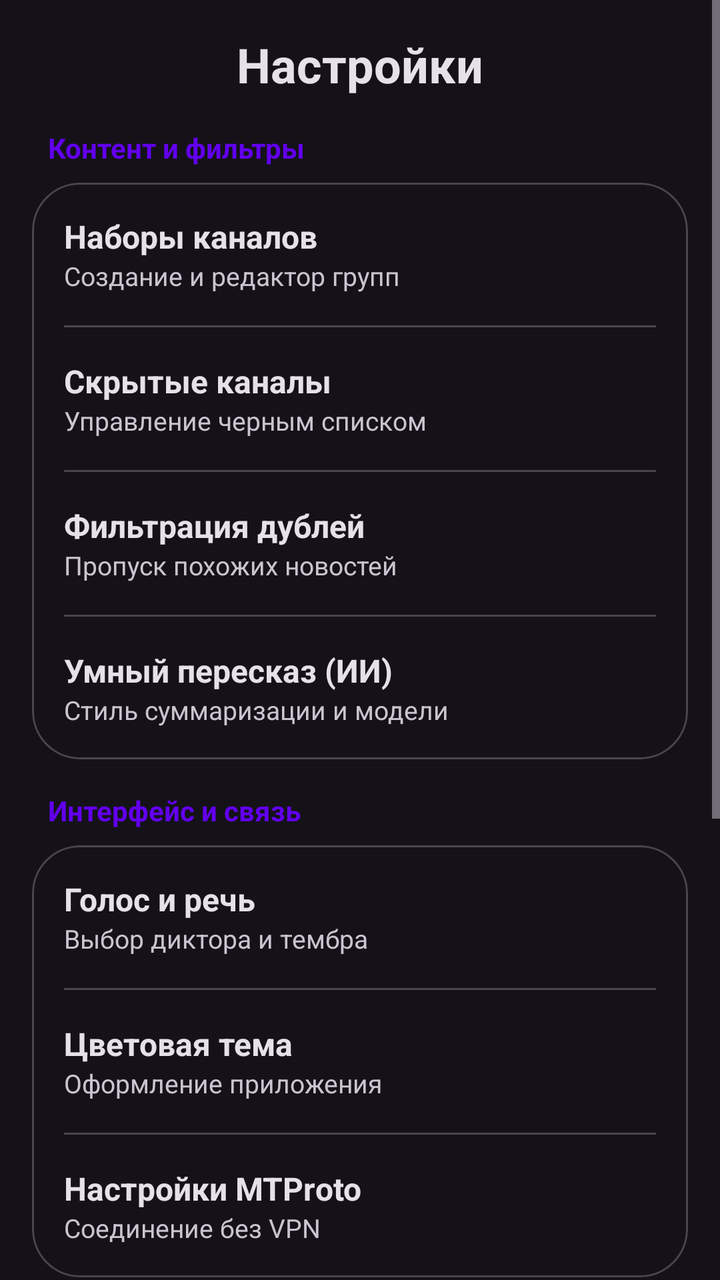
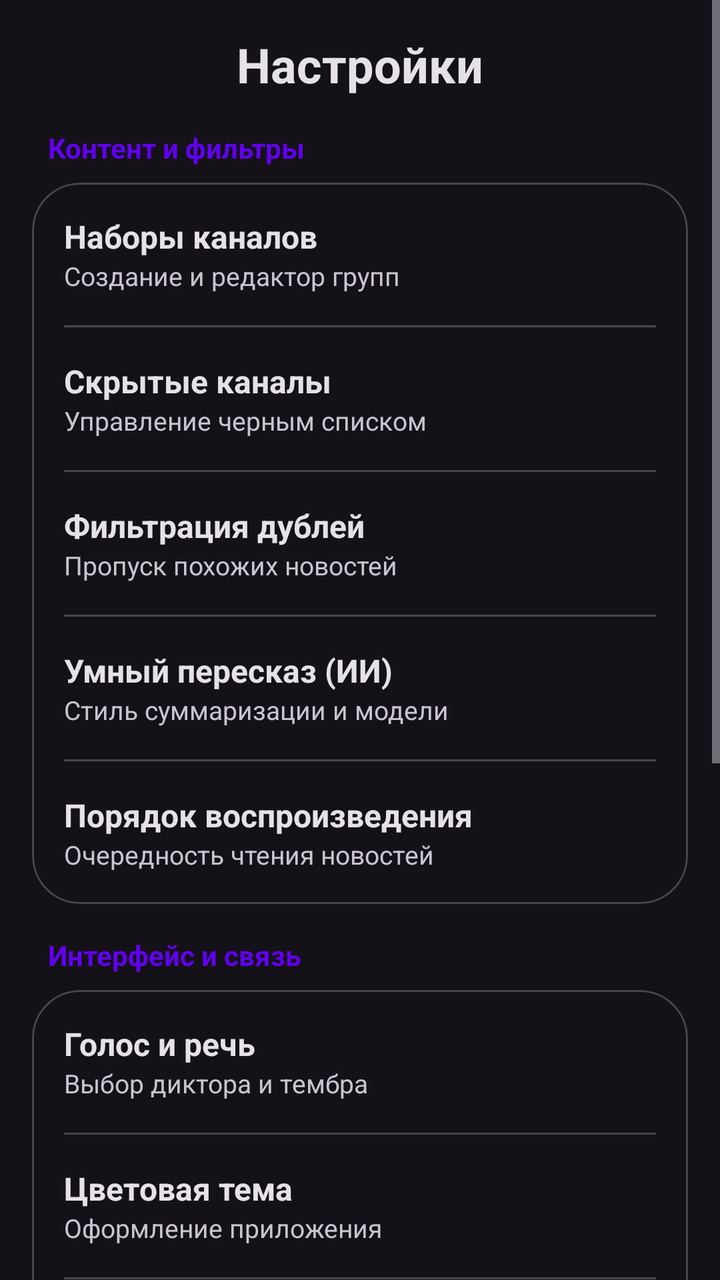

Before-and-after screenshots of an Android layout around one commit, followed by the original layout XML and the change that was made.
<!-- AndroidManifest.xml: application theme Theme.TelegramNewsReader -->
<!-- res/layout/dialog_settings.xml -->
<?xml version="1.0" encoding="utf-8"?>
<ScrollView xmlns:android="http://schemas.android.com/apk/res/android"
    xmlns:app="http://schemas.android.com/apk/res-auto"
    android:layout_width="match_parent"
    android:layout_height="wrap_content"
    android:background="?attr/colorSurface">

    <LinearLayout
        android:layout_width="match_parent"
        android:layout_height="wrap_content"
        android:orientation="vertical"
        android:padding="16dp">

        
        <TextView
            android:layout_width="match_parent"
            android:layout_height="wrap_content"
            android:text="Настройки"
            android:textSize="24sp"
            android:textStyle="bold"
            android:paddingBottom="16dp"
            android:gravity="center"
            android:textColor="?attr/colorOnSurface" />

        
        <TextView
            android:layout_width="match_parent"
            android:layout_height="wrap_content"
            android:text="Контент и фильтры"
            android:textSize="14sp"
            android:textStyle="bold"
            android:paddingStart="8dp"
            android:paddingBottom="8dp"
            android:textColor="?attr/colorPrimary" />

        <com.google.android.material.card.MaterialCardView
            android:layout_width="match_parent"
            android:layout_height="wrap_content"
            app:cardCornerRadius="24dp"
            app:cardElevation="0dp"
            app:strokeWidth="1dp"
            app:strokeColor="?attr/colorOutlineVariant"
            android:layout_marginBottom="16dp">

            <LinearLayout
                android:layout_width="match_parent"
                android:layout_height="wrap_content"
                android:orientation="vertical">

                <LinearLayout
                    android:id="@+id/btn_manage_presets_settings"
                    style="@style/SelectableItemStyle"
                    android:layout_width="match_parent"
                    android:layout_height="wrap_content"
                    android:orientation="vertical"
                    android:padding="16dp"
                    android:clickable="true"
                    android:focusable="true">
                    <TextView
                        android:layout_width="wrap_content"
                        android:layout_height="wrap_content"
                        android:text="Наборы каналов"
                        android:textSize="16sp"
                        android:textStyle="bold"
                        android:textColor="?attr/colorOnSurface" />
                    <TextView
                        android:layout_width="wrap_content"
                        android:layout_height="wrap_content"
                        android:text="Создание и редактор групп"
                        android:textSize="13sp"
                        android:textColor="?attr/colorOnSurfaceVariant" />
                </LinearLayout>

                <View android:layout_width="match_parent" android:layout_height="1dp" android:background="?attr/colorOutlineVariant" android:layout_marginHorizontal="16dp"/>

                <LinearLayout
                    android:id="@+id/btn_manage_hidden"
                    style="@style/SelectableItemStyle"
                    android:layout_width="match_parent"
                    android:layout_height="wrap_content"
                    android:orientation="vertical"
                    android:padding="16dp"
                    android:clickable="true"
                    android:focusable="true">
                    <TextView
                        android:layout_width="wrap_content"
                        android:layout_height="wrap_content"
                        android:text="Скрытые каналы"
                        android:textSize="16sp"
                        android:textStyle="bold"
                        android:textColor="?attr/colorOnSurface" />
                    <TextView
                        android:layout_width="wrap_content"
                        android:layout_height="wrap_content"
                        android:text="Управление черным списком"
                        android:textSize="13sp"
                        android:textColor="?attr/colorOnSurfaceVariant" />
                </LinearLayout>

                <View android:layout_width="match_parent" android:layout_height="1dp" android:background="?attr/colorOutlineVariant" android:layout_marginHorizontal="16dp"/>

                <LinearLayout
                    android:id="@+id/btn_dedup_settings"
                    style="@style/SelectableItemStyle"
                    android:layout_width="match_parent"
                    android:layout_height="wrap_content"
                    android:orientation="vertical"
                    android:padding="16dp"
                    android:clickable="true"
                    android:focusable="true">
                    <TextView
                        android:layout_width="wrap_content"
                        android:layout_height="wrap_content"
                        android:text="Фильтрация дублей"
                        android:textSize="16sp"
                        android:textStyle="bold"
                        android:textColor="?attr/colorOnSurface" />
                    <TextView
                        android:layout_width="wrap_content"
                        android:layout_height="wrap_content"
                        android:text="Пропуск похожих новостей"
                        android:textSize="13sp"
                        android:textColor="?attr/colorOnSurfaceVariant" />
                </LinearLayout>

                <View android:layout_width="match_parent" android:layout_height="1dp" android:background="?attr/colorOutlineVariant" android:layout_marginHorizontal="16dp"/>

                <LinearLayout
                    android:id="@+id/btn_ai_settings"
                    style="@style/SelectableItemStyle"
                    android:layout_width="match_parent"
                    android:layout_height="wrap_content"
                    android:orientation="vertical"
                    android:padding="16dp"
                    android:clickable="true"
                    android:focusable="true">
                    <TextView
                        android:layout_width="wrap_content"
                        android:layout_height="wrap_content"
                        android:text="Умный пересказ (ИИ)"
                        android:textSize="16sp"
                        android:textStyle="bold"
                        android:textColor="?attr/colorOnSurface" />
                    <TextView
                        android:layout_width="wrap_content"
                        android:layout_height="wrap_content"
                        android:text="Стиль суммаризации и модели"
                        android:textSize="13sp"
                        android:textColor="?attr/colorOnSurfaceVariant" />
                </LinearLayout>
            </LinearLayout>
        </com.google.android.material.card.MaterialCardView>

        
        <TextView
            android:layout_width="match_parent"
            android:layout_height="wrap_content"
            android:text="Интерфейс и связь"
            android:textSize="14sp"
            android:textStyle="bold"
            android:paddingStart="8dp"
            android:paddingBottom="8dp"
            android:textColor="?attr/colorPrimary" />

        <com.google.android.material.card.MaterialCardView
            android:layout_width="match_parent"
            android:layout_height="wrap_content"
            app:cardCornerRadius="24dp"
            app:cardElevation="0dp"
            app:strokeWidth="1dp"
            app:strokeColor="?attr/colorOutlineVariant"
            android:layout_marginBottom="16dp">

            <LinearLayout
                android:layout_width="match_parent"
                android:layout_height="wrap_content"
                android:orientation="vertical">

                <LinearLayout
                    android:id="@+id/btn_voice_settings"
                    style="@style/SelectableItemStyle"
                    android:layout_width="match_parent"
                    android:layout_height="wrap_content"
                    android:orientation="vertical"
                    android:padding="16dp"
                    android:clickable="true"
                    android:focusable="true">
                    <TextView
                        android:layout_width="wrap_content"
                        android:layout_height="wrap_content"
                        android:text="Голос и речь"
                        android:textSize="16sp"
                        android:textStyle="bold"
                        android:textColor="?attr/colorOnSurface" />
                    <TextView
                        android:layout_width="wrap_content"
                        android:layout_height="wrap_content"
                        android:text="Выбор диктора и тембра"
                        android:textSize="13sp"
                        android:textColor="?attr/colorOnSurfaceVariant" />
                </LinearLayout>

                <View android:layout_width="match_parent" android:layout_height="1dp" android:background="?attr/colorOutlineVariant" android:layout_marginHorizontal="16dp"/>

                <LinearLayout
                    android:id="@+id/btn_color_theme"
                    style="@style/SelectableItemStyle"
                    android:layout_width="match_parent"
                    android:layout_height="wrap_content"
                    android:orientation="vertical"
                    android:padding="16dp"
                    android:clickable="true"
                    android:focusable="true">
                    <TextView
                        android:layout_width="wrap_content"
                        android:layout_height="wrap_content"
                        android:text="Цветовая тема"
                        android:textSize="16sp"
                        android:textStyle="bold"
                        android:textColor="?attr/colorOnSurface" />
                    <TextView
                        android:layout_width="wrap_content"
                        android:layout_height="wrap_content"
                        android:text="Оформление приложения"
                        android:textSize="13sp"
                        android:textColor="?attr/colorOnSurfaceVariant" />
                </LinearLayout>

                <View android:layout_width="match_parent" android:layout_height="1dp" android:background="?attr/colorOutlineVariant" android:layout_marginHorizontal="16dp"/>

                <LinearLayout
                    android:id="@+id/btn_proxy_settings"
                    style="@style/SelectableItemStyle"
                    android:layout_width="match_parent"
                    android:layout_height="wrap_content"
                    android:orientation="vertical"
                    android:padding="16dp"
                    android:clickable="true"
                    android:focusable="true">
                    <TextView
                        android:layout_width="wrap_content"
                        android:layout_height="wrap_content"
                        android:text="Настройки MTProto"
                        android:textSize="16sp"
                        android:textStyle="bold"
                        android:textColor="?attr/colorOnSurface" />
                    <TextView
                        android:layout_width="wrap_content"
                        android:layout_height="wrap_content"
                        android:text="Соединение без VPN"
                        android:textSize="13sp"
                        android:textColor="?attr/colorOnSurfaceVariant" />
                </LinearLayout>
            </LinearLayout>
        </com.google.android.material.card.MaterialCardView>

        
        <TextView
            android:layout_width="match_parent"
            android:layout_height="wrap_content"
            android:text="Система и данные"
            android:textSize="14sp"
            android:textStyle="bold"
            android:paddingStart="8dp"
            android:paddingBottom="8dp"
            android:textColor="?attr/colorPrimary" />

        <com.google.android.material.card.MaterialCardView
            android:layout_width="match_parent"
            android:layout_height="wrap_content"
            app:cardCornerRadius="24dp"
            app:cardElevation="0dp"
            app:strokeWidth="1dp"
            app:strokeColor="?attr/colorOutlineVariant"
            android:layout_marginBottom="16dp">

            <LinearLayout
                android:layout_width="match_parent"
                android:layout_height="wrap_content"
                android:orientation="vertical">

                <LinearLayout
                    android:id="@+id/btn_backup_settings"
                    style="@style/SelectableItemStyle"
                    android:layout_width="match_parent"
                    android:layout_height="wrap_content"
                    android:orientation="vertical"
                    android:padding="16dp"
                    android:clickable="true"
                    android:focusable="true">
                    <TextView
                        android:layout_width="wrap_content"
                        android:layout_height="wrap_content"
                        android:text="Резервное копирование"
                        android:textSize="16sp"
                        android:textStyle="bold"
                        android:textColor="?attr/colorOnSurface" />
                    <TextView
                        android:layout_width="wrap_content"
                        android:layout_height="wrap_content"
                        android:text="Экспорт и импорт настроек"
                        android:textSize="13sp"
                        android:textColor="?attr/colorOnSurfaceVariant" />
                </LinearLayout>

                <View android:layout_width="match_parent" android:layout_height="1dp" android:background="?attr/colorOutlineVariant" android:layout_marginHorizontal="16dp"/>

                <LinearLayout
                    android:id="@+id/btn_clear_cache"
                    style="@style/SelectableItemStyle"
                    android:layout_width="match_parent"
                    android:layout_height="wrap_content"
                    android:orientation="vertical"
                    android:padding="16dp"
                    android:clickable="true"
                    android:focusable="true">
                    <TextView
                        android:layout_width="wrap_content"
                        android:layout_height="wrap_content"
                        android:text="Очистить кэш"
                        android:textSize="16sp"
                        android:textStyle="bold"
                        android:textColor="?attr/colorOnSurface" />
                    <TextView
                        android:layout_width="wrap_content"
                        android:layout_height="wrap_content"
                        android:text="Удаление аудиофайлов"
                        android:textSize="13sp"
                        android:textColor="?attr/colorOnSurfaceVariant" />
                </LinearLayout>

                <View android:layout_width="match_parent" android:layout_height="1dp" android:background="?attr/colorOutlineVariant" android:layout_marginHorizontal="16dp"/>

                <LinearLayout
                    android:id="@+id/btn_about"
                    style="@style/SelectableItemStyle"
                    android:layout_width="match_parent"
                    android:layout_height="wrap_content"
                    android:orientation="vertical"
                    android:padding="16dp"
                    android:clickable="true"
                    android:focusable="true">
                    <TextView
                        android:layout_width="wrap_content"
                        android:layout_height="wrap_content"
                        android:text="О программе"
                        android:textSize="16sp"
                        android:textStyle="bold"
                        android:textColor="?attr/colorOnSurface" />
                    <TextView
                        android:layout_width="wrap_content"
                        android:layout_height="wrap_content"
                        android:text="Версия и информация"
                        android:textSize="13sp"
                        android:textColor="?attr/colorOnSurfaceVariant" />
                </LinearLayout>
            </LinearLayout>
        </com.google.android.material.card.MaterialCardView>

        
        <com.google.android.material.card.MaterialCardView
            android:id="@+id/btn_reset_auth"
            android:layout_width="match_parent"
            android:layout_height="wrap_content"
            app:cardCornerRadius="24dp"
            app:cardElevation="0dp"
            app:strokeWidth="1dp"
            app:strokeColor="#33F44336"
            app:cardBackgroundColor="#08F44336"
            android:clickable="true"
            android:focusable="true">

            <LinearLayout
                android:layout_width="match_parent"
                android:layout_height="wrap_content"
                android:orientation="vertical"
                android:padding="16dp">
                <TextView
                    android:layout_width="wrap_content"
                    android:layout_height="wrap_content"
                    android:text="Сбросить авторизацию"
                    android:textSize="16sp"
                    android:textStyle="bold"
                    android:textColor="#F44336" />
                <TextView
                    android:layout_width="wrap_content"
                    android:layout_height="wrap_content"
                    android:text="Выход из аккаунта и очистка всех данных"
                    android:textSize="13sp"
                    android:textColor="#BDBDBD" />
            </LinearLayout>
        </com.google.android.material.card.MaterialCardView>

    </LinearLayout>
</ScrollView>
<!-- resources referenced by this layout -->
<resources>
  <style name="SelectableItemStyle">
          <item name="android:background">?attr/selectableItemBackground</item>
          <item name="android:paddingStart">24dp</item>
          <item name="android:paddingEnd">24dp</item>
      </style>
  <style name="Theme.TelegramNewsReader" parent="Theme.TelegramNewsReader.Purple" />
  <style name="Theme.TelegramNewsReader.Purple" parent="Theme.Material3.Dark.NoActionBar">
          <item name="colorPrimary">@color/purple_500</item>
          <item name="colorPrimaryVariant">@color/purple_700</item>
          <item name="colorOnPrimary">@color/white</item>
          <item name="android:statusBarColor">?attr/colorPrimaryVariant</item>
          <item name="actionBarStyle">@style/CustomActionBarStyle</item>
      </style>
  <color name="purple_500">#FF6200EE</color>
  <color name="purple_700">#FF3700B3</color>
  <color name="white">#FFFFFFFF</color>
  <style name="CustomActionBarStyle" parent="Widget.Material3.ActionBar.Solid">
          <item name="titleTextStyle">@style/CustomActionBarTitle</item>
          <item name="android:titleTextStyle">@style/CustomActionBarTitle</item>
      </style>
  <style name="CustomActionBarTitle" parent="TextAppearance.Material3.ActionBar.Title">
          <item name="android:textSize">18sp</item>
          <item name="android:textStyle">bold</item>
          <item name="android:textColor">@color/white</item>
          <item name="android:gravity">center</item>
          <item name="android:layout_gravity">center</item>
      </style>
</resources>

<!-- the commit's change to res/layout/dialog_settings.xml (unified diff, before → after) -->
@@ -145,6 +145,32 @@
                         android:layout_width="wrap_content"
                         android:layout_height="wrap_content"
                         android:text="Стиль суммаризации и модели"
+                        android:textSize="13sp"
+                        android:textColor="?attr/colorOnSurfaceVariant" />
+                </LinearLayout>
+
+                <View android:layout_width="match_parent" android:layout_height="1dp" android:background="?attr/colorOutlineVariant" android:layout_marginHorizontal="16dp"/>
+
+                <LinearLayout
+                    android:id="@+id/btn_news_order"
+                    style="@style/SelectableItemStyle"
+                    android:layout_width="match_parent"
+                    android:layout_height="wrap_content"
+                    android:orientation="vertical"
+                    android:padding="16dp"
+                    android:clickable="true"
+                    android:focusable="true">
+                    <TextView
+                        android:layout_width="wrap_content"
+                        android:layout_height="wrap_content"
+                        android:text="Порядок воспроизведения"
+                        android:textSize="16sp"
+                        android:textStyle="bold"
+                        android:textColor="?attr/colorOnSurface" />
+                    <TextView
+                        android:layout_width="wrap_content"
+                        android:layout_height="wrap_content"
+                        android:text="Очередность чтения новостей"
                         android:textSize="13sp"
                         android:textColor="?attr/colorOnSurfaceVariant" />
                 </LinearLayout>
